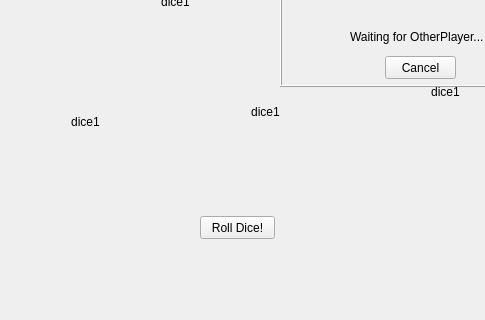
Qt form Yachu.ui (Mintflavor/yachu_online) before a commit; both pictures show x 0 to 485 and y 283 to 603 of the 800 by 603 pixel window.
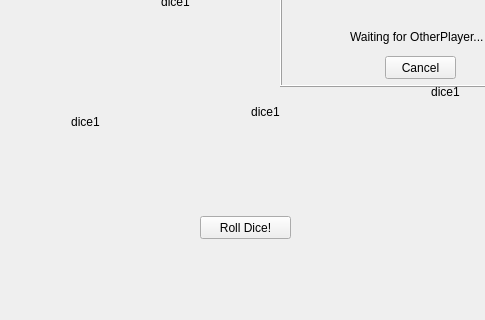
The same form after that commit. Custom widgets are drawn as their Qt base class.

```diff
--- a/Yachu.ui
+++ b/Yachu.ui
@@ -19,7 +19,7 @@
      <rect>
       <x>200</x>
       <y>480</y>
-      <width>75</width>
+      <width>91</width>
       <height>23</height>
      </rect>
     </property>
```
Left out of the diff: 61 changed lines with no effect on the pictures.
